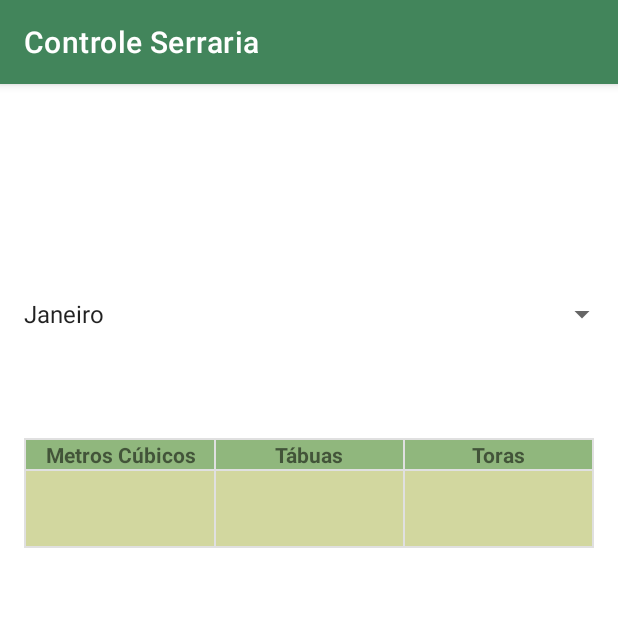
After one commit to RafaGois/Tabuas, an Android app: the fragment GraphRegMes shown on its own in the app's theme, on a phone screen of 412 x 824 dp, the top half of it. The commit adds this screen. Run offline under Robolectric (Android 15) with nearby library versions, the phone set to English and light mode, and no system bars.

Commit message:
tela regsitro por mes

```diff
--- a/app/src/main/java/com/example/tabuas/activity/Graph.java
+++ b/app/src/main/java/com/example/tabuas/activity/Graph.java
@@ -7,8 +7,9 @@ import android.os.Bundle;
 
 import com.example.tabuas.R;
 import com.example.tabuas.activity.fragmentos.GraphBarra;
+import com.example.tabuas.activity.fragmentos.GraphRegMes;
 import com.example.tabuas.activity.fragmentos.GraphRosquinha;
-import com.example.tabuas.activity.fragmentos.GraphPizza;
+import com.example.tabuas.activity.fragmentos.GraphRegDia;
 import com.ogaclejapan.smarttablayout.SmartTabLayout;
 import com.ogaclejapan.smarttablayout.utils.v4.FragmentPagerItemAdapter;
 import com.ogaclejapan.smarttablayout.utils.v4.FragmentPagerItems;
@@ -29,7 +30,8 @@ public class Graph extends AppCompatActivity {
 
         FragmentPagerItemAdapter adapter = new FragmentPagerItemAdapter(
                 getSupportFragmentManager(), FragmentPagerItems.with(this)
-                .add("Registro por Dia", GraphPizza.class)
+                .add("Registro por Dia", GraphRegDia.class)
+                .add("Registro por Mês", GraphRegMes.class)
                 .add("Relatório por Registro", GraphBarra.class)
                 .add("Total por Categoria", GraphRosquinha.class)
                 .create());
--- a/app/src/main/java/com/example/tabuas/activity/fragmentos/GraphPizza.java
+++ b/app/src/main/java/com/example/tabuas/activity/fragmentos/GraphRegDia.java
@@ -1,6 +1,5 @@
 package com.example.tabuas.activity.fragmentos;
 
-import android.app.Activity;
 import android.app.DatePickerDialog;
 import android.content.Context;
 import android.os.Bundle;
@@ -27,10 +26,10 @@ import java.util.Calendar;
 
 /**
  * A simple {@link Fragment} subclass.
- * Use the {@link GraphPizza#newInstance} factory method to
+ * Use the {@link GraphRegDia#newInstance} factory method to
  * create an instance of this fragment.
  */
-public class GraphPizza extends Fragment {
+public class GraphRegDia extends Fragment {
 
     // TODO: Rename parameter arguments, choose names that match
     // the fragment initialization parameters, e.g. ARG_ITEM_NUMBER
@@ -46,7 +45,7 @@ public class GraphPizza extends Fragment {
     private String mParam1;
     private String mParam2;
 
-    public GraphPizza() {
+    public GraphRegDia() {
         // Required empty public constructor
     }
 
@@ -59,8 +58,8 @@ public class GraphPizza extends Fragment {
      * @return A new instance of fragment GraphPizza.
      */
     // TODO: Rename and change types and number of parameters
-    public static GraphPizza newInstance(String param1, String param2) {
-        GraphPizza fragment = new GraphPizza();
+    public static GraphRegDia newInstance(String param1, String param2) {
+        GraphRegDia fragment = new GraphRegDia();
         Bundle args = new Bundle();
         args.putString(ARG_PARAM1, param1);
         args.putString(ARG_PARAM2, param2);
@@ -95,7 +94,7 @@ public class GraphPizza extends Fragment {
     public View onCreateView(LayoutInflater inflater, ViewGroup container,
                              Bundle savedInstanceState) {
         // Inflate the layout for this fragment
-        return inflater.inflate(R.layout.fragment_graph_pizza, container, false);
+        return inflater.inflate(R.layout.fragment_graph_reg_dia, container, false);
     }
 
     private void agregaVals () {
--- /dev/null
+++ b/app/src/main/java/com/example/tabuas/activity/fragmentos/GraphRegMes.java
@@ -0,0 +1,100 @@
+package com.example.tabuas.activity.fragmentos;
+
+import android.os.Bundle;
+
+import androidx.fragment.app.Fragment;
+
+import android.view.LayoutInflater;
+import android.view.View;
+import android.view.ViewGroup;
+import android.widget.ArrayAdapter;
+import android.widget.Spinner;
+
+import com.example.tabuas.R;
+import com.example.tabuas.helper.RegistroDAO;
+import com.example.tabuas.model.Registro;
+
+import java.util.ArrayList;
+import java.util.List;
+
+/**
+ * A simple {@link Fragment} subclass.
+ * Use the {@link GraphRegMes#newInstance} factory method to
+ * create an instance of this fragment.
+ */
+public class GraphRegMes extends Fragment {
+
+    // TODO: Rename parameter arguments, choose names that match
+    // the fragment initialization parameters, e.g. ARG_ITEM_NUMBER
+    private static final String ARG_PARAM1 = "param1";
+    private static final String ARG_PARAM2 = "param2";
+
+    // TODO: Rename and change types of parameters
+    private String mParam1;
+    private String mParam2;
+
+    private String [] meses = {"Janeiro","Fevereiro","Março","Abril","Maio","Junho","Julho","Agosto","Setembro","Outubro","Novembro","Dezembro"};
+
+    public GraphRegMes() {
+        // Required empty public constructor
+    }
+
+    /**
+     * Use this factory method to create a new instance of
+     * this fragment using the provided parameters.
+     *
+     * @param param1 Parameter 1.
+     * @param param2 Parameter 2.
+     * @return A new instance of fragment GraphRegMes.
+     */
+    // TODO: Rename and change types and number of parameters
+    public static GraphRegMes newInstance(String param1, String param2) {
+        GraphRegMes fragment = new GraphRegMes();
+        Bundle args = new Bundle();
+        args.putString(ARG_PARAM1, param1);
+        args.putString(ARG_PARAM2, param2);
+        fragment.setArguments(args);
+        return fragment;
+    }
+
+    @Override
+    public void onCreate(Bundle savedInstanceState) {
+        super.onCreate(savedInstanceState);
+        if (getArguments() != null) {
+            mParam1 = getArguments().getString(ARG_PARAM1);
+            mParam2 = getArguments().getString(ARG_PARAM2);
+        }
+    }
+
+    @Override
+    public void onStart() {
+        super.onStart();
+
+        agregaSpinner();
+        vals();
+
+    }
+
+    @Override
+    public View onCreateView(LayoutInflater inflater, ViewGroup container,
+                             Bundle savedInstanceState) {
+        // Inflate the layout for this fragment
+        return inflater.inflate(R.layout.fragment_graph_reg_mes, container, false);
+    }
+
+    private void vals () {
+        RegistroDAO registroDAO = new RegistroDAO(getContext());
+
+        List<Registro> registros = registroDAO.listar();
+
+        for (Registro reg : registros) {
+
+        }
+    }
+
+    private void agregaSpinner () {
+        Spinner spinner = getView().findViewById(R.id.spinnerMeses);
+        ArrayAdapter<String> adapterSpinner = new ArrayAdapter<>(getContext(),android.R.layout.simple_list_item_1,meses);
+        spinner.setAdapter(adapterSpinner);
+    }
+}
--- a/app/src/main/res/layout/fragment_graph_pizza.xml
+++ b/app/src/main/res/layout/fragment_graph_reg_dia.xml
@@ -5,7 +5,7 @@
     android:layout_width="match_parent"
     android:layout_height="match_parent"
     android:orientation="vertical"
-    tools:context=".activity.fragmentos.GraphPizza">
+    tools:context=".activity.fragmentos.GraphRegDia">
 
 
     <EditText
--- /dev/null
+++ b/app/src/main/res/layout/fragment_graph_reg_mes.xml
@@ -0,0 +1,173 @@
+<?xml version="1.0" encoding="utf-8"?>
+<androidx.constraintlayout.widget.ConstraintLayout xmlns:android="http://schemas.android.com/apk/res/android"
+    xmlns:app="http://schemas.android.com/apk/res-auto"
+    xmlns:tools="http://schemas.android.com/tools"
+    android:layout_width="match_parent"
+    android:layout_height="match_parent"
+    tools:context=".activity.fragmentos.GraphRegMes">
+
+    <Spinner
+        android:id="@+id/spinnerMeses"
+        android:layout_width="0dp"
+        android:layout_height="40dp"
+        app:layout_constraintBottom_toBottomOf="parent"
+        app:layout_constraintEnd_toEndOf="parent"
+        app:layout_constraintHorizontal_bias="0.0"
+        app:layout_constraintStart_toStartOf="parent"
+        app:layout_constraintTop_toTopOf="parent"
+        app:layout_constraintVertical_bias="0.183" />
+
+    <LinearLayout
+        android:layout_width="0dp"
+        android:layout_height="wrap_content"
+        android:layout_marginStart="16dp"
+        android:layout_marginEnd="16dp"
+        android:orientation="vertical"
+        app:layout_constraintBottom_toBottomOf="parent"
+        app:layout_constraintEnd_toEndOf="parent"
+        app:layout_constraintStart_toStartOf="parent"
+        app:layout_constraintTop_toBottomOf="@+id/spinnerMeses"
+        app:layout_constraintVertical_bias="0.120000005">
+
+        <View
+            android:id="@+id/divider10"
+            android:layout_width="match_parent"
+            android:layout_height="1dp"
+            android:background="?android:attr/listDivider" />
+
+        <LinearLayout
+            android:layout_width="match_parent"
+            android:layout_height="wrap_content"
+            android:orientation="horizontal">
+
+            <View
+                android:id="@+id/divider24"
+                android:layout_width="1dp"
+                android:layout_height="match_parent"
+                android:layout_weight="0"
+                android:background="?android:attr/listDivider" />
+
+            <TextView
+                android:id="@+id/textView6"
+                android:layout_width="match_parent"
+                android:layout_height="wrap_content"
+                android:layout_weight="1"
+                android:background="#90B77D"
+                android:gravity="center"
+                android:text="Metros Cúbicos"
+                android:textStyle="bold" />
+
+            <View
+                android:id="@+id/divider25"
+                android:layout_width="1dp"
+                android:layout_height="match_parent"
+                android:layout_weight="0"
+                android:background="?android:attr/listDivider" />
+
+            <TextView
+                android:id="@+id/textView7"
+                android:layout_width="match_parent"
+                android:layout_height="wrap_content"
+                android:layout_weight="1"
+                android:background="#90B77D"
+                android:gravity="center"
+                android:text="Tábuas"
+                android:textStyle="bold" />
+
+            <View
+                android:id="@+id/divider26"
+                android:layout_width="1dp"
+                android:layout_height="match_parent"
+                android:layout_weight="0"
+                android:background="?android:attr/listDivider" />
+
+            <TextView
+                android:id="@+id/textView8"
+                android:layout_width="match_parent"
+                android:layout_height="wrap_content"
+                android:layout_weight="1"
+                android:background="#90B77D"
+                android:gravity="center"
+                android:text="Toras"
+                android:textStyle="bold" />
+
+            <View
+                android:id="@+id/divider27"
+                android:layout_width="1dp"
+                android:layout_height="match_parent"
+                android:layout_weight="0"
+                android:background="?android:attr/listDivider" />
+        </LinearLayout>
+
+        <View
+            android:id="@+id/divider22"
+            android:layout_width="match_parent"
+            android:layout_height="1dp"
+            android:background="?android:attr/listDivider" />
+
+        <LinearLayout
+            android:layout_width="match_parent"
+            android:layout_height="wrap_content"
+            android:orientation="horizontal">
+
+            <View
+                android:id="@+id/divider28"
+                android:layout_width="1dp"
+                android:layout_height="match_parent"
+                android:layout_weight="0"
+                android:background="?android:attr/listDivider" />
+
+            <TextView
+                android:id="@+id/textView12"
+                android:layout_width="match_parent"
+                android:layout_height="50dp"
+                android:layout_weight="1"
+                android:background="#D2D79F"
+                android:gravity="center" />
+
+            <View
+                android:id="@+id/divider29"
+                android:layout_width="1dp"
+                android:layout_height="match_parent"
+                android:layout_weight="0"
+                android:background="?android:attr/listDivider" />
+
+            <TextView
+                android:id="@+id/textView13"
+                android:layout_width="match_parent"
+                android:layout_height="50dp"
+                android:layout_weight="1"
+                android:background="#D2D79F"
+                android:gravity="center" />
+
+            <View
+                android:id="@+id/divider30"
+                android:layout_width="1dp"
+                android:layout_height="match_parent"
+                android:layout_weight="0"
+                android:background="?android:attr/listDivider" />
+
+            <TextView
+                android:id="@+id/textView14"
+                android:layout_width="match_parent"
+                android:layout_height="50dp"
+                android:layout_weight="1"
+                android:background="#D2D79F"
+                android:gravity="center" />
+
+            <View
+                android:id="@+id/divider31"
+                android:layout_width="1dp"
+                android:layout_height="match_parent"
+                android:layout_weight="0"
+                android:background="?android:attr/listDivider" />
+        </LinearLayout>
+
+        <View
+            android:id="@+id/divider23"
+            android:layout_width="match_parent"
+            android:layout_height="1dp"
+            android:background="?android:attr/listDivider" />
+
+    </LinearLayout>
+</androidx.constraintlayout.widget.ConstraintLayout>
```
